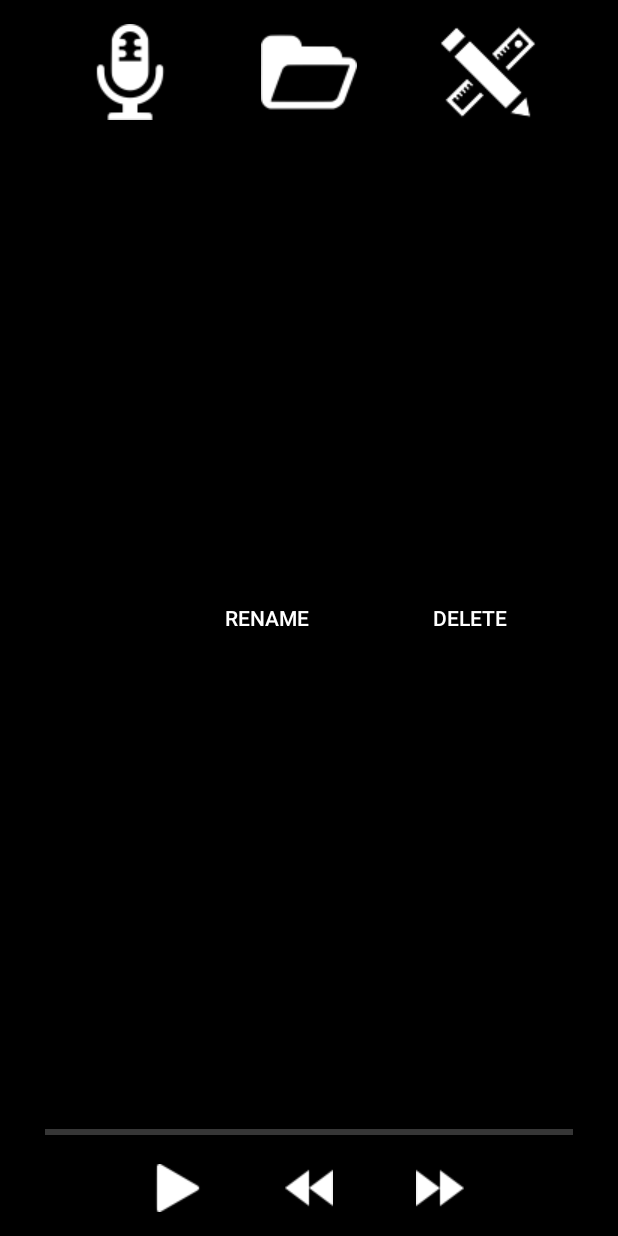
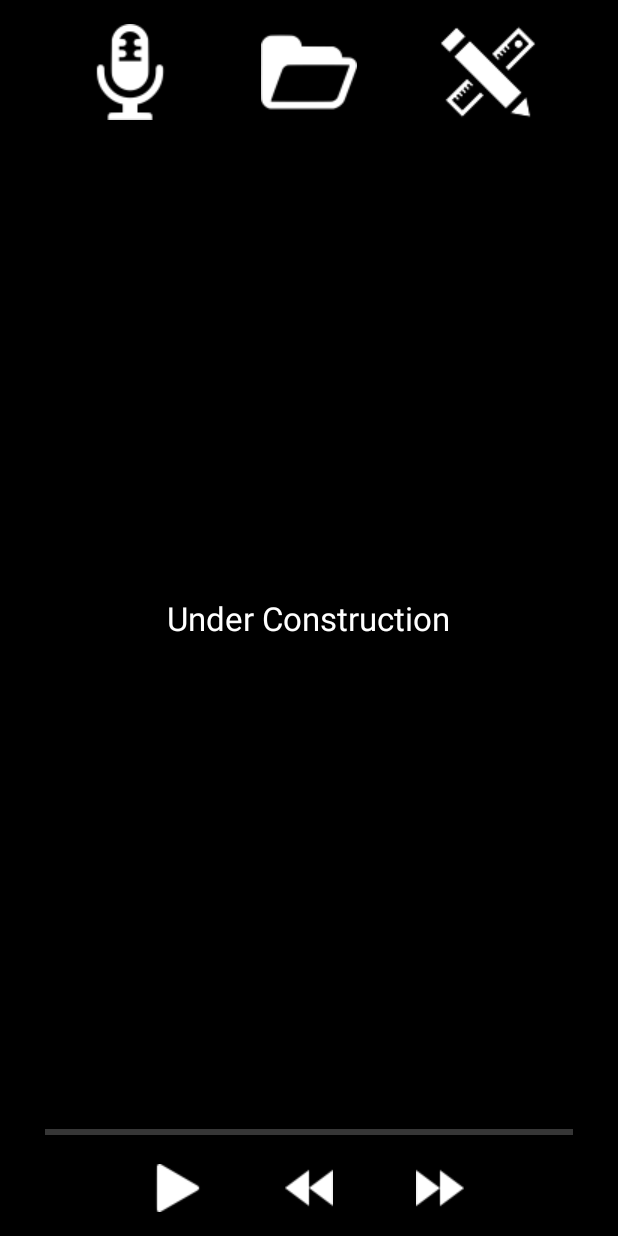
Before and after one commit to jaredwilson/Project, an Android app: the Editing screen opened directly, with no data from a screen before it, on a phone screen of 412 x 824 dp. Run offline under Robolectric (Android 15) with nearby library versions, the phone set to English and light mode, and no system bars; 4 statements that could not run were skipped.

Commit message:
Moved editing page to folder "files" page

```diff
--- a/app/src/main/res/layout/editing_layout.xml
+++ b/app/src/main/res/layout/editing_layout.xml
@@ -89,25 +89,14 @@ tools:context=".Editing"
     android:layout_marginStart="55dp"
     />
 
-    <Button
+    <TextView
         android:layout_width="wrap_content"
         android:layout_height="wrap_content"
-        android:text="Rename"
-        android:background="#00000000"
-        android:id="@+id/button"
-        android:layout_alignEnd="@+id/bckButt"
-        android:onClick="renameFile"
-        android:layout_centerVertical="true" />
-
-    <Button
-        android:layout_width="wrap_content"
-        android:layout_height="wrap_content"
-        android:text="Delete"
-        android:background="#00000000"
-        android:id="@+id/deleteFile"
-        android:layout_alignEnd="@+id/editTab"
-        android:onClick="deleteFile"
-        android:layout_centerVertical="true" />
+        android:textAppearance="?android:attr/textAppearanceLarge"
+        android:text="Under Construction"
+        android:id="@+id/textView"
+        android:layout_centerVertical="true"
+        android:layout_centerHorizontal="true" />
 
 
 </RelativeLayout>
```
Also changed, not shown: app/src/main/java/jaredwilson/project/Editing.java (+2 -67 lines), app/src/main/java/jaredwilson/project/Files.java (+83 -2 lines), app/src/main/res/layout/files_layout.xml (+22 -1 lines).
